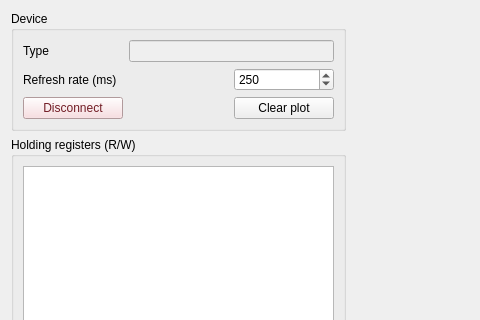
First picture: the form in src/nlab_modbus/gui/view/device_tab.ui, repository nucliflare/nlab-modbus, before the edit; both pictures show x 0 to 480 and y 0 to 320 of the 989 by 632 pixel window.
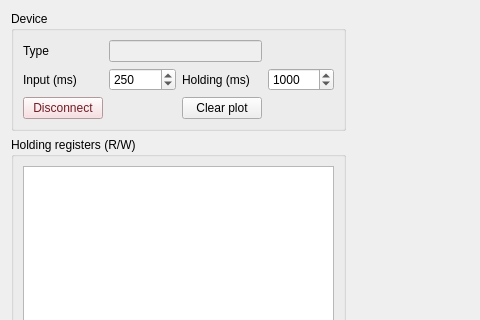
Second picture: the form after the edit. Custom widgets are drawn as their Qt base class.

Commit message: Split refresh rate for holding and input registered

```diff
--- a/src/nlab_modbus/gui/view/device_tab.ui
+++ b/src/nlab_modbus/gui/view/device_tab.ui
@@ -36,7 +36,7 @@
           </property>
          </widget>
         </item>
-        <item row="1" column="2">
+        <item row="1" column="1">
          <widget class="QSpinBox" name="refresh_spinner">
           <property name="minimum">
            <number>100</number>
@@ -49,6 +49,26 @@
           </property>
          </widget>
         </item>
+        <item row="1" column="2">
+         <widget class="QLabel" name="label_holding_refresh">
+          <property name="text">
+           <string>Holding (ms)</string>
+          </property>
+         </widget>
+        </item>
+        <item row="1" column="3">
+         <widget class="QSpinBox" name="holding_refresh_spinner">
+          <property name="minimum">
+           <number>200</number>
+          </property>
+          <property name="maximum">
+           <number>60000</number>
+          </property>
+          <property name="value">
+           <number>1000</number>
+          </property>
+         </widget>
+        </item>
         <item row="0" column="0">
          <widget class="QLabel" name="label">
           <property name="text">
@@ -59,7 +79,7 @@
         <item row="1" column="0">
          <widget class="QLabel" name="label_3">
           <property name="text">
-           <string>Refresh rate (ms)</string>
+           <string>Input (ms)</string>
           </property>
          </widget>
         </item>
```
The commit also changes 5 other files.
